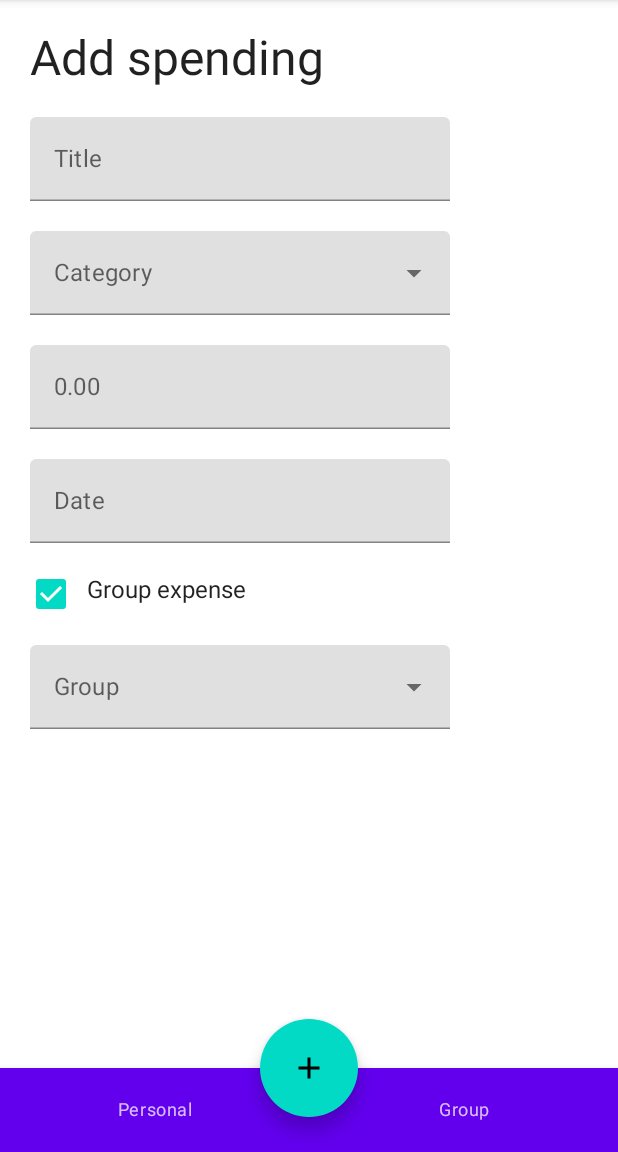
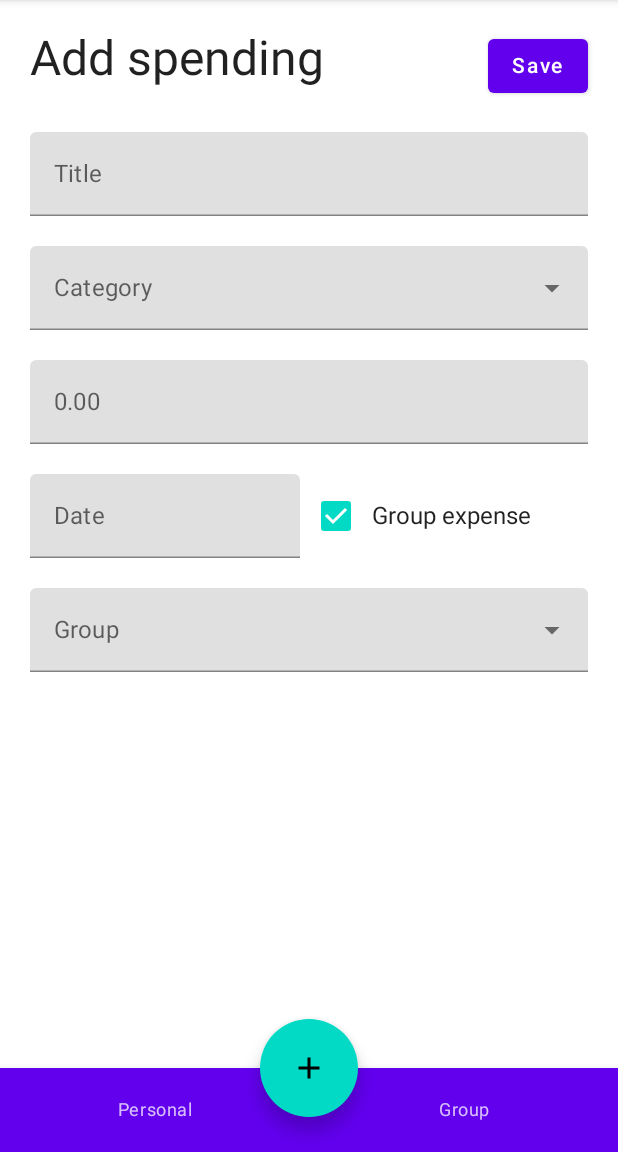
Before and after one commit to VladKhrlmv/ReBalance, an Android app built with Jetpack Compose: the AddSpendingScreen screen opened through its navigation route, after a tap on "Group expense", on a phone screen of 412 x 824 dp, the part 84-1236 px from its top. Run offline under Robolectric (Android 15) with nearby library versions, the phone set to English and light mode, and no system bars; libraries missing offline, so code that uses them is left out: compose.icons, compose.icons.evaicons; 1 statement that could not run was skipped.

Commit message:
Fixed fields sizes in AddSpending

```diff
--- a/app/src/main/java/com/rebalance/ui/components/DateField.kt
+++ b/app/src/main/java/com/rebalance/ui/components/DateField.kt
@@ -4,7 +4,6 @@ import android.app.DatePickerDialog
 import androidx.compose.foundation.clickable
 import androidx.compose.foundation.layout.Box
 import androidx.compose.foundation.layout.Column
-import androidx.compose.foundation.layout.padding
 import androidx.compose.material.Text
 import androidx.compose.material.TextField
 import androidx.compose.runtime.Composable
@@ -13,13 +12,12 @@ import androidx.compose.runtime.mutableStateOf
 import androidx.compose.ui.Modifier
 import androidx.compose.ui.draw.alpha
 import androidx.compose.ui.platform.LocalContext
-import androidx.compose.ui.unit.dp
 import android.widget.DatePicker
 import java.util.Calendar
 import java.util.Date
 
 @Composable
-fun DatePickerField() {
+fun DatePickerField(modifier: Modifier) {
     val mContext = LocalContext.current
 
     val mYear: Int
@@ -38,11 +36,11 @@ fun DatePickerField() {
 
     val mDatePickerDialog = DatePickerDialog(
         mContext,
-        { _: DatePicker, mYear: Int, mMonth: Int, mDayOfMonth: Int ->
-            mDate.value = "$mDayOfMonth/${mMonth+1}/$mYear"
+        { _: DatePicker, year: Int, month: Int, dayOfMonth: Int ->
+            mDate.value = "$dayOfMonth/${month+1}/$year"
         }, mYear, mMonth, mDay
     )
-    Column(modifier = Modifier.padding(10.dp)) {
+    Column(modifier = modifier) {
         Box {
             TextField(
                 value = mDate.value,
--- a/app/src/main/java/com/rebalance/ui/components/screens/AddSpendingScreen.kt
+++ b/app/src/main/java/com/rebalance/ui/components/screens/AddSpendingScreen.kt
@@ -20,7 +20,7 @@ import androidx.compose.ui.unit.dp
 import androidx.compose.ui.unit.sp
 import com.rebalance.ui.components.DatePickerField
 
-val costValueRegex = """^\d{0,12}[\.\,]?\d{0,2}${'$'}""".toRegex()
+val costValueRegex = """^\d{0,12}[.,]?\d{0,2}${'$'}""".toRegex()
 
 var tempGroupMembersDict = mapOf(
     "Group 1" to listOf(
@@ -55,37 +55,49 @@ fun AddSpendingScreen() {
     var expandedDropdownGroups by remember { mutableStateOf(false) }
     var groupName by remember { mutableStateOf("") }
     val groupMembersDict = tempGroupMembersDict
-    var membersSelection = mutableStateMapOf<String, Boolean>() // TODO Use remember by statement
+    val membersSelection = mutableStateMapOf<String, Boolean>()
     Column(
         modifier = Modifier
             .fillMaxSize()
-            .wrapContentSize(Alignment.TopStart)
             .padding(10.dp)
+    ) {
+        Box(
+            modifier = Modifier
+                .fillMaxWidth()
         ) {
             Text(
                 text = "Add spending",
                 modifier = Modifier
-                .align(Alignment.Start)
+                    .wrapContentWidth(Alignment.Start)
                     .padding(10.dp),
                 fontFamily = FontFamily(Typeface.DEFAULT),
-            fontSize = 32.sp
+                fontSize = 32.sp,
             )
-        Row {
+            Button(
+                onClick = {  },
+                modifier = Modifier
+                    .padding(10.dp)
+                    .align(Alignment.CenterEnd)
+            ) {
+                Text("Save")
+            }
+        }
         TextField(
             value = spendingName,
             onValueChange = { newSpendingName -> spendingName = newSpendingName },
             placeholder = { Text(text = "Title") },
             modifier = Modifier
                 .padding(10.dp)
+                .fillMaxWidth()
         )
-        }
-        Row {
         ExposedDropdownMenuBox(
             expanded = expandedDropdownCategory,
             onExpandedChange = {
                 expandedDropdownCategory = !expandedDropdownCategory
             },
-                modifier = Modifier.padding(10.dp)
+            modifier = Modifier
+                .padding(10.dp)
+                .fillMaxWidth()
         ) {
             TextField(
                 value = selectedCategory,
@@ -99,23 +111,27 @@ fun AddSpendingScreen() {
                         expanded = expandedDropdownCategory
                     )
                 },
-                    colors = ExposedDropdownMenuDefaults.textFieldColors()
+                colors = ExposedDropdownMenuDefaults.textFieldColors(),
+                modifier = Modifier
+                    .fillMaxWidth()
             )
             ExposedDropdownMenu(
                 expanded = expandedDropdownCategory,
                 onDismissRequest = { expandedDropdownCategory = false }
             ) {
-                    DropdownMenuItem(onClick = { selectedCategory = "Sport"; expandedDropdownCategory = false }) {
+                DropdownMenuItem(onClick = {
+                    selectedCategory = "Sport"; expandedDropdownCategory = false
+                }) {
                     // icon can be placed before text
                     Text(text = "Sport")
                 }
-                    DropdownMenuItem(onClick = { selectedCategory = "Clothing"; expandedDropdownCategory = false }) {
+                DropdownMenuItem(onClick = {
+                    selectedCategory = "Clothing"; expandedDropdownCategory = false
+                }) {
                     Text(text = "Clothing")
                 }
             }
         }
-        }
-        Row {
         TextField(
             value = costValue,
             onValueChange = { newCostValue ->
@@ -127,45 +143,61 @@ fun AddSpendingScreen() {
             placeholder = { Text(text = "0.00") },
             modifier = Modifier
                 .padding(10.dp)
+                .fillMaxWidth()
                 .onFocusChanged {
                     if (!it.isFocused) {
-                            var tempCostValue = costValue.text
+                        val tempCostValue = costValue.text
                             .replace(",", ".")
                             .replace("""^\.""".toRegex(), "0.")
-                                .replace("""\.$""".toRegex(), ".00");
+                            .replace("""\.$""".toRegex(), ".00")
                         costValue = TextFieldValue(tempCostValue)
                     }
                 }
         )
-
-        }
-        Row {
-            DatePickerField() // TODO do something with date
-        }
-        Row {
+        Row(
+            modifier = Modifier
+                .padding(10.dp)
+                .fillMaxWidth()
+        ) {
+            DatePickerField(
+                modifier = Modifier
+                    .width(180.dp)
+            )
             Checkbox(
                 checked = isGroupExpense,
                 onCheckedChange = {
                     isGroupExpense = it
-                }
+                },
+                modifier = Modifier
+                    .align(Alignment.CenterVertically)
             )
             Text(
                 text = "Group expense",
                 modifier = Modifier
-                    .padding(vertical = 12.dp)
+                    .align(Alignment.CenterVertically)
+                    .fillMaxWidth()
                     .clickable {
-                        isGroupExpense = !isGroupExpense;
+                        isGroupExpense = !isGroupExpense
                     }
             )
         }
-        AnimatedVisibility(visible = isGroupExpense) {
-            Row {
+        AnimatedVisibility(
+            visible = isGroupExpense,
+            modifier = Modifier
+                .fillMaxWidth()
+        ) {
+            Row(
+                modifier = Modifier
+                    .fillMaxWidth()
+            ) {
                 ExposedDropdownMenuBox(
                     expanded = expandedDropdownGroups,
                     onExpandedChange = {
                         expandedDropdownGroups = !expandedDropdownGroups
                     },
-                    modifier = Modifier.padding(10.dp)
+                    modifier = Modifier
+                        .padding(10.dp)
+                        .fillMaxWidth()
                 ) {
                     TextField(
                         value = groupName,
@@ -179,22 +211,29 @@ fun AddSpendingScreen() {
                                 expanded = expandedDropdownGroups
                             )
                         },
-                        colors = ExposedDropdownMenuDefaults.textFieldColors()
+                        colors = ExposedDropdownMenuDefaults.textFieldColors(),
+                        modifier = Modifier
+                            .fillMaxWidth()
                     )
                     ExposedDropdownMenu(
                         expanded = expandedDropdownGroups,
                         onDismissRequest = { expandedDropdownGroups = false },
+                        modifier = Modifier
+                            .fillMaxWidth()
                     ) {
                         groupMembersDict.keys.forEach { group ->
-                            DropdownMenuItem(onClick = {
-                                groupName = group;
-                                membersSelection.clear();
+                            DropdownMenuItem(
+                                onClick = {
+                                    groupName = group
+                                    membersSelection.clear()
                                     groupMembersDict[groupName]?.forEach { member ->
-                                    membersSelection.put(member, false);
+                                        membersSelection[member] = false
                                     }
-                                println(membersSelection.keys.toList())
                                     expandedDropdownGroups = false
-                            }) {
+                                },
+                                modifier = Modifier
+                                    .fillMaxWidth()
+                            ) {
                                 Text(text = group)
                             }
                         }
@@ -202,28 +241,38 @@ fun AddSpendingScreen() {
                 }
             }
         }
-        AnimatedVisibility(visible = isGroupExpense) {
+        AnimatedVisibility(
+            visible = isGroupExpense,
+            modifier = Modifier
+                .fillMaxWidth()
+        ) {
             LazyColumn(
                 modifier = Modifier
                     .verticalScroll(rememberScrollState())
                     .fillMaxWidth()
                     .height(200.dp)
             ) {
-                items (items = membersSelection.keys.toList(), itemContent = { member ->
-                    Row {
+                items(items = membersSelection.keys.toList(), itemContent = { member ->
+                    Row(
+                        modifier = Modifier
+                            .fillMaxWidth()
+                    ) {
                         membersSelection[member]?.let {
                             Checkbox(
                                 checked = it,
                                 onCheckedChange = {
-                                    membersSelection[member] = it;
+                                    membersSelection[member] = it
                                 },
                             )
-                        }
                             Text(
                                 text = member,
                                 modifier = Modifier
                                     .padding(vertical = 12.dp)
+                                    .clickable {
+                                        membersSelection[member] = !membersSelection[member]!!
+                                    }
                             )
+                        }
                     }
 
                 })
```
Lines whose indentation alone changed are shown as unchanged.
